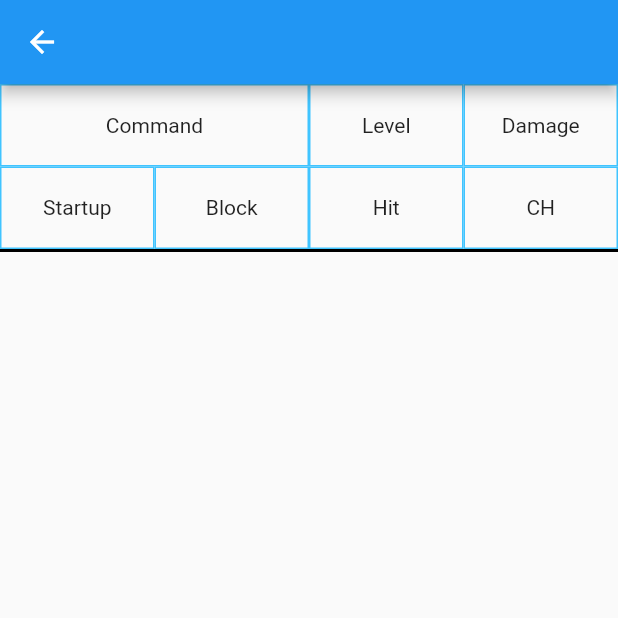
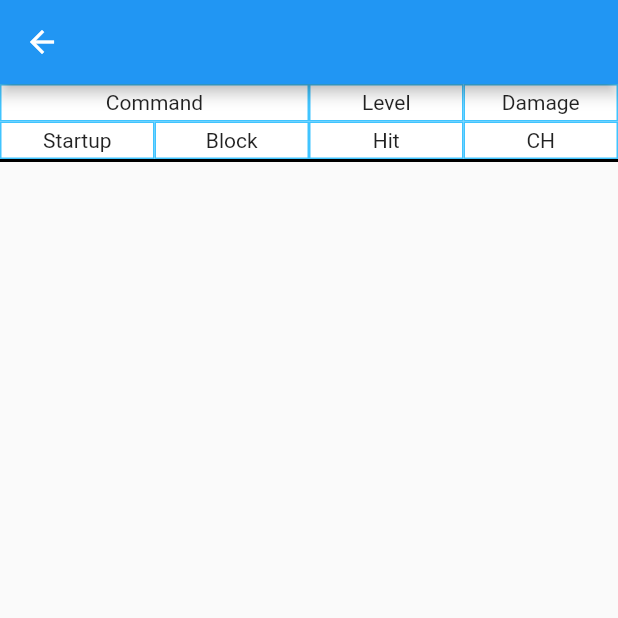
Before and after one commit to tkshehan/t7_native, a Flutter app: the FighterScreen screen opened directly with empty values, on a phone screen of 412 x 824 dp, the top half of it. Run offline on Flutter 3.47's test engine with Material 2 defaults, Android fonts, the phone set to English and light mode, and no system bars.

Commit message:
Fix key at top of attacklist

```diff
--- a/lib/Fighter.dart
+++ b/lib/Fighter.dart
@@ -11,13 +11,33 @@ class FighterScreen extends StatelessWidget {
         appBar: AppBar(
           title: Text(args.name.toUpperCase()),
         ),
-      body: ListView(
+        body: Stack(
+          children: <Widget>[
+            ListView(
               children: _moveList(args.data),
             ),
-    );
+            Positioned(
+              child: _attackKeys(),
+            ),
+          ],
+        ));
   }
 
   List<Widget> _moveList(data) {
+    List<Widget> tiles = [];
+    tiles.add(_attackKeys());
+
+    data['moves'].forEach(
+      (value) => {
+            tiles.add(
+              Attack(value, 110),
+            )
+          },
+    );
+    return tiles;
+  }
+
+  Widget _attackKeys() {
     const Map attackKeys = {
       'Command': 'Command',
       'Level': 'Level',
@@ -27,18 +47,7 @@ class FighterScreen extends StatelessWidget {
       'Hit': 'Hit',
       'CH': 'CH',
     };
-
-    List<Widget> tiles = [];
-    tiles.add(Attack(attackKeys));
-
-    data['moves'].forEach(
-      (value) => {
-            tiles.add(
-              Attack(value),
-            )
-          },
-    );
-    return tiles;
+    return Attack(attackKeys, 50);
   }
 }
 
@@ -51,7 +60,8 @@ class FighterArguments {
 
 class Attack extends StatelessWidget {
   final Map attack;
-  Attack(this.attack);
+  final double height;
+  Attack(this.attack, this.height);
 
   @override
   Widget build(BuildContext context) {
@@ -69,7 +79,9 @@ class Attack extends StatelessWidget {
     ];
 
     return Container(
+      height: height + 2,
       decoration: BoxDecoration(
+          color: Colors.white,
           border: Border(
               bottom: BorderSide(
             color: Colors.black,
@@ -88,9 +100,9 @@ class Attack extends StatelessWidget {
     List<Widget> temp = [];
 
     temp.addAll([
-      FlexContainer(command, 2),
-      FlexContainer(level, 1),
-      FlexContainer(damage, 1),
+      FlexContainer(command, 2, height / 2),
+      FlexContainer(level, 1, height / 2),
+      FlexContainer(damage, 1, height / 2),
     ]);
 
     return Row(
@@ -102,10 +114,10 @@ class Attack extends StatelessWidget {
     List<Widget> temp = [];
 
     temp.addAll([
-      FlexContainer(startup, 1),
-      FlexContainer(block, 1),
-      FlexContainer(hit, 1),
-      FlexContainer(ch, 1),
+      FlexContainer(startup, 1, height / 2),
+      FlexContainer(block, 1, height / 2),
+      FlexContainer(hit, 1, height / 2),
+      FlexContainer(ch, 1, height / 2),
     ]);
 
     return Row(
@@ -117,10 +129,12 @@ class Attack extends StatelessWidget {
 class FlexContainer extends StatelessWidget {
   final String text;
   final int flex;
+  final double height;
 
   FlexContainer(
     this.text,
     this.flex,
+    this.height,
   );
 
   @override
@@ -128,7 +142,7 @@ class FlexContainer extends StatelessWidget {
     return Expanded(
       flex: this.flex,
       child: Container(
-        height: 55,
+        height: height,
         decoration: BoxDecoration(
           border: Border.all(
             color: Colors.lightBlueAccent,
```
Lines whose indentation alone changed are shown as unchanged.
